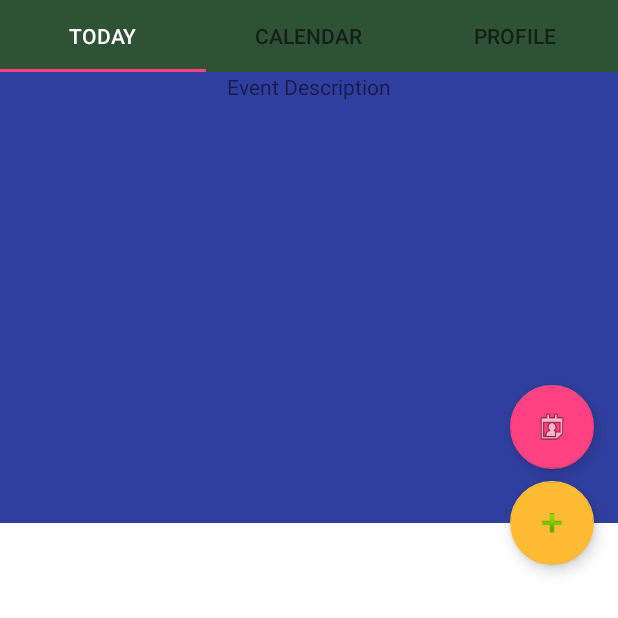
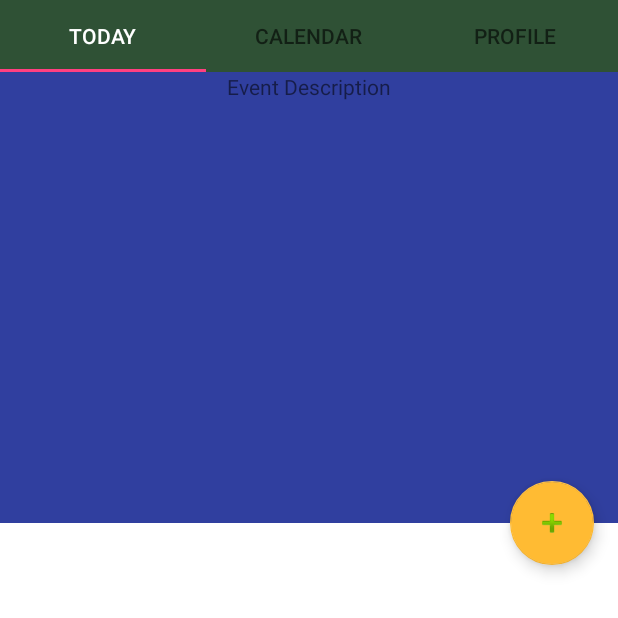
Before and after one commit to ColeSpletstoser/FinalProjectRepo, an Android app: the screen it shows after launch (MainActivity), after a tap on "GO TO EVENT DESCRIPTION", on a phone screen of 412 x 824 dp, the top half of it. Run offline under Robolectric (Android 15) with nearby library versions, the phone set to English and light mode, and no system bars; 1 statement that could not run was skipped.

Commit message:
Button Visibility
Clicking the floating action button will make the second one appear.
Plan on asking Clayton about saving to calendars and bringing up login
winodw tomorrow.

```diff
--- a/DrakeActivities/app/src/main/java/cs188/drakeactivities/EventDescription.java
+++ b/DrakeActivities/app/src/main/java/cs188/drakeactivities/EventDescription.java
@@ -21,11 +21,13 @@ public class EventDescription extends Fragment {
         View v =  inflater.inflate(R.layout.fragment_event_description, container, false);
 
         FloatingActionButton fab = (FloatingActionButton) v.findViewById(R.id.fab);
+       final FloatingActionButton cal = (FloatingActionButton) v.findViewById(R.id.saveCal);
 
         fab.setOnClickListener(new View.OnClickListener() {
             @Override
             public void onClick(View view) {
-                //TODO: have button bring up 2 more buttons, save to phone, app, or both calendars
+                cal.setVisibility(View.VISIBLE);
+                //TODO ask Clayton about saving to calendars, bringing up login screen
                 //Intent in = new Intent(getActivity(), .class);
                 //startActivity(in);
             }
--- a/DrakeActivities/app/src/main/res/layout/fragment_event_description.xml
+++ b/DrakeActivities/app/src/main/res/layout/fragment_event_description.xml
@@ -27,7 +27,8 @@
                 android:layout_height="0dp"
                 android:layout_weight="0.4"
                 android:background="@color/colorPrimaryDark"
-                android:orientation="horizontal">
+                android:orientation="horizontal"
+                android:visibility="visible">
 
                 <ImageView
                     android:layout_width="wrap_content"
@@ -71,7 +72,10 @@
             android:layout_margin="16dp"
             app:layout_anchor="@id/dummy"
             app:layout_anchorGravity="top|right|end"
-            app:srcCompat="@android:drawable/ic_menu_my_calendar" />
+            app:srcCompat="@android:drawable/ic_menu_my_calendar"
+            app:backgroundTint="?android:attr/searchWidgetCorpusItemBackground"
+            android:contentDescription="Save to your calendar"
+            android:visibility="gone" />
 
         <android.support.design.widget.FloatingActionButton
             android:id="@+id/fab"
```
